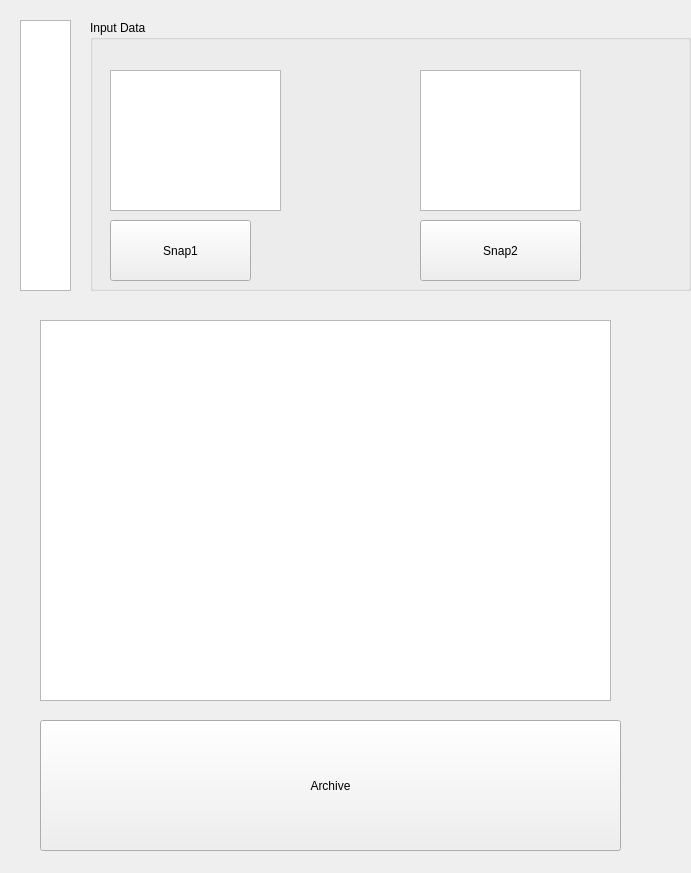
First picture: the form in python/coverslipdustassay/csDustAssayUI.ui, repository TotteKarlsson/ai, before the edit.
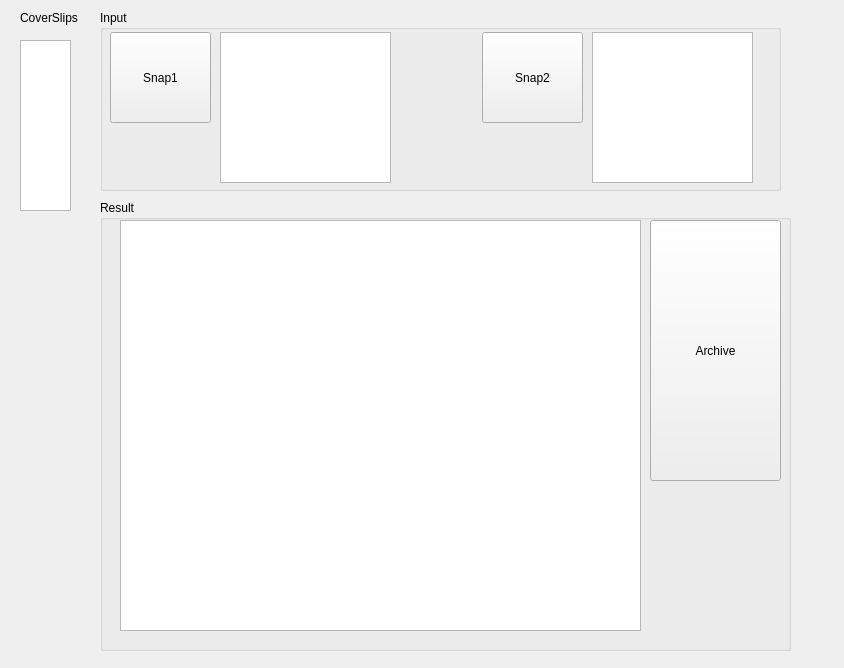
Second picture: the form after the edit. Custom widgets are drawn as their Qt base class.

Commit message: Updated coverslip assay UI Updated Python code for acquiring and saving dust assay image data

```diff
--- a/python/coverslipdustassay/csDustAssayUI.ui
+++ b/python/coverslipdustassay/csDustAssayUI.ui
@@ -6,8 +6,8 @@
    <rect>
     <x>0</x>
     <y>0</y>
-    <width>691</width>
-    <height>873</height>
+    <width>844</width>
+    <height>668</height>
    </rect>
   </property>
   <property name="windowTitle">
@@ -19,10 +19,10 @@
    </property>
    <property name="geometry">
     <rect>
-     <x>90</x>
-     <y>20</y>
-     <width>601</width>
-     <height>271</height>
+     <x>100</x>
+     <y>10</y>
+     <width>681</width>
+     <height>181</height>
     </rect>
    </property>
    <property name="layoutDirection">
@@ -32,15 +32,15 @@
     <bool>false</bool>
    </property>
    <property name="title">
-    <string>Input Data</string>
+    <string>Input</string>
    </property>
    <widget class="GraphicsLayoutWidget" name="image1">
     <property name="geometry">
      <rect>
-      <x>20</x>
-      <y>50</y>
+      <x>120</x>
+      <y>22</y>
       <width>171</width>
-      <height>141</height>
+      <height>151</height>
      </rect>
     </property>
     <property name="layoutDirection">
@@ -53,10 +53,10 @@
    <widget class="GraphicsLayoutWidget" name="image2">
     <property name="geometry">
      <rect>
-      <x>330</x>
-      <y>50</y>
+      <x>492</x>
+      <y>22</y>
       <width>161</width>
-      <height>141</height>
+      <height>151</height>
      </rect>
     </property>
     <property name="frameShadow">
@@ -66,10 +66,10 @@
    <widget class="QPushButton" name="pushButton1">
     <property name="geometry">
      <rect>
-      <x>20</x>
-      <y>200</y>
-      <width>141</width>
-      <height>61</height>
+      <x>10</x>
+      <y>22</y>
+      <width>101</width>
+      <height>91</height>
      </rect>
     </property>
     <property name="text">
@@ -79,10 +79,10 @@
    <widget class="QPushButton" name="pushButton2">
     <property name="geometry">
      <rect>
-      <x>330</x>
-      <y>200</y>
-      <width>161</width>
-      <height>61</height>
+      <x>382</x>
+      <y>22</y>
+      <width>101</width>
+      <height>91</height>
      </rect>
     </property>
     <property name="text">
@@ -90,40 +90,66 @@
     </property>
    </widget>
   </widget>
-  <widget class="QPushButton" name="PopulateBtn">
-   <property name="geometry">
-    <rect>
-     <x>40</x>
-     <y>720</y>
-     <width>581</width>
-     <height>131</height>
-    </rect>
-   </property>
-   <property name="text">
-    <string>Archive</string>
-   </property>
-  </widget>
   <widget class="QListWidget" name="csIDList">
    <property name="geometry">
     <rect>
      <x>20</x>
-     <y>20</y>
+     <y>40</y>
      <width>51</width>
-     <height>271</height>
+     <height>171</height>
     </rect>
    </property>
   </widget>
-  <widget class="GraphicsLayoutWidget" name="image3">
+  <widget class="QGroupBox" name="groupBox_2">
    <property name="geometry">
     <rect>
-     <x>40</x>
-     <y>320</y>
-     <width>571</width>
-     <height>381</height>
+     <x>100</x>
+     <y>200</y>
+     <width>691</width>
+     <height>451</height>
     </rect>
    </property>
-   <property name="frameShadow">
-    <enum>QFrame::Sunken</enum>
+   <property name="title">
+    <string>Result</string>
+   </property>
+   <widget class="QPushButton" name="PopulateBtn">
+    <property name="geometry">
+     <rect>
+      <x>550</x>
+      <y>20</y>
+      <width>131</width>
+      <height>261</height>
+     </rect>
+    </property>
+    <property name="text">
+     <string>Archive</string>
+    </property>
+   </widget>
+   <widget class="GraphicsLayoutWidget" name="image3">
+    <property name="geometry">
+     <rect>
+      <x>20</x>
+      <y>20</y>
+      <width>521</width>
+      <height>411</height>
+     </rect>
+    </property>
+    <property name="frameShadow">
+     <enum>QFrame::Sunken</enum>
+    </property>
+   </widget>
+  </widget>
+  <widget class="QLabel" name="label">
+   <property name="geometry">
+    <rect>
+     <x>20</x>
+     <y>10</y>
+     <width>61</width>
+     <height>16</height>
+    </rect>
+   </property>
+   <property name="text">
+    <string>CoverSlips</string>
    </property>
   </widget>
  </widget>
```
The commit also changes 1 other file.
